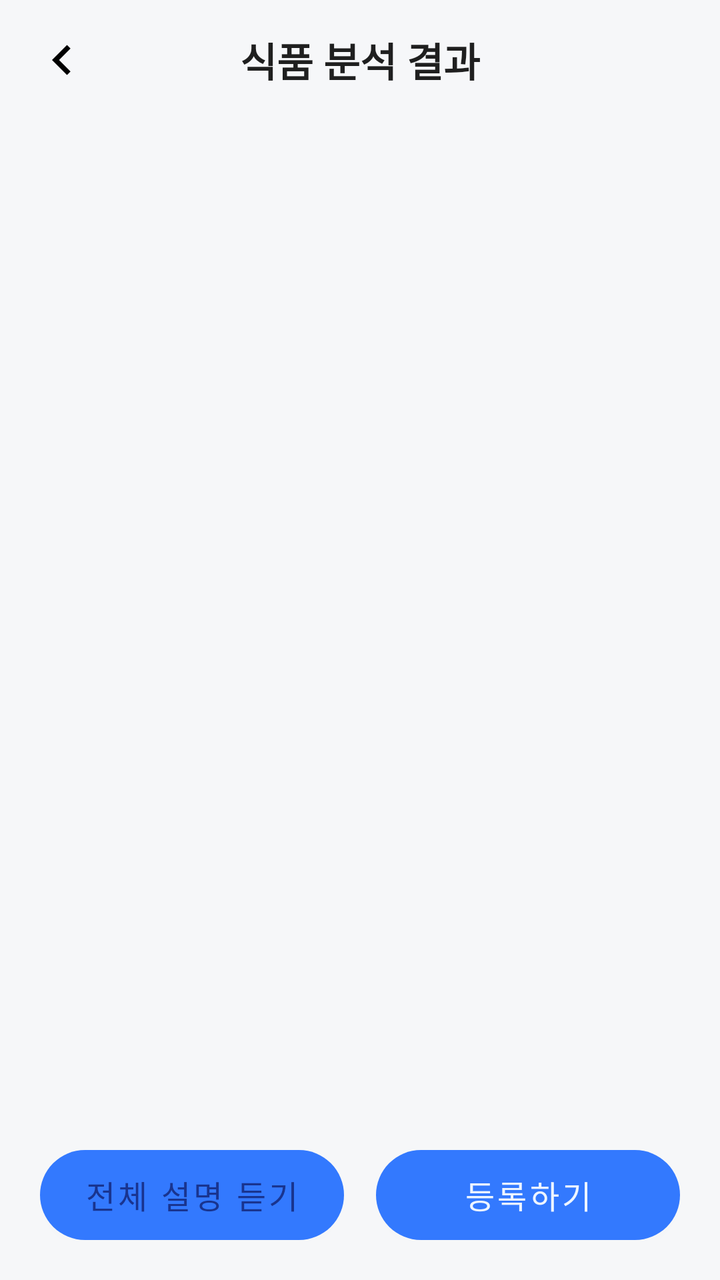
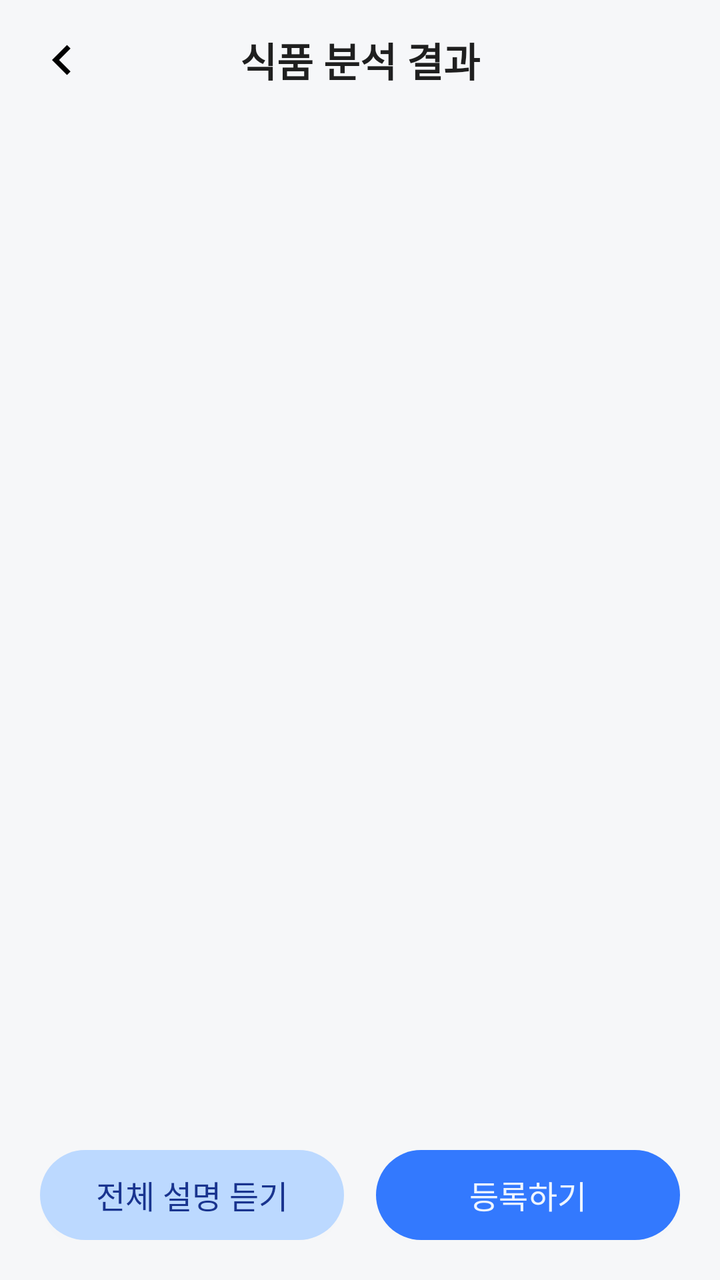

Two renders of the same Android screen: before a commit and after it. Below are the layout's source before the change and the commit's diff.
<!-- AndroidManifest.xml: application theme Theme.BeYourEyes -->
<!-- res/layout/f_result.xml -->
<?xml version="1.0" encoding="utf-8"?>
<LinearLayout xmlns:android="http://schemas.android.com/apk/res/android"
    xmlns:tools="http://schemas.android.com/tools"
    android:layout_width="match_parent"
    android:layout_height="match_parent"
    android:background="@color/semi_white"
    android:gravity="center_horizontal"
    android:orientation="vertical"
    tools:context=".ResultFragment"> 

    <include
        android:id="@+id/toolbar"
        layout="@layout/toolbar" />

    <ScrollView
        android:layout_width="match_parent"
        android:layout_height="0dp"
        android:layout_weight="1"
        android:contentDescription="@string/description_result_scrollbar"
        android:gravity="center_horizontal"> 

        <LinearLayout
            android:id="@+id/linearLayout"
            android:layout_width="match_parent"
            android:layout_height="wrap_content"
            android:gravity="center_horizontal"
            android:orientation="vertical">

            <androidx.fragment.app.FragmentContainerView
                android:id="@+id/ImageFragment"
                android:layout_width="wrap_content"
                android:layout_height="wrap_content"
                android:layout_gravity="center" />

            <androidx.fragment.app.FragmentContainerView
                android:id="@+id/TotalCalorieFragment"
                android:layout_width="wrap_content"
                android:layout_height="wrap_content"
                android:layout_gravity="center"
                android:layout_marginTop="20dp" />

            <androidx.fragment.app.FragmentContainerView
                android:id="@+id/AllergyCautionFragment"
                android:layout_width="wrap_content"
                android:layout_height="wrap_content"
                android:layout_gravity="center"
                android:layout_marginTop="20dp" />

            <androidx.fragment.app.FragmentContainerView
                android:id="@+id/NutriPieChartFragment"
                android:layout_width="wrap_content"
                android:layout_height="wrap_content"
                android:layout_gravity="center"
                android:layout_marginTop="20dp" />

            <androidx.fragment.app.FragmentContainerView
                android:id="@+id/AllergyFragment"
                android:layout_width="wrap_content"
                android:layout_height="wrap_content"
                android:layout_gravity="center"
                android:layout_marginTop="20dp" />

        </LinearLayout>
    </ScrollView>

    <LinearLayout
        android:layout_width="match_parent"
        android:layout_height="wrap_content"
        android:padding="20dp"
        android:backgroundTint="@color/transparent"
        android:orientation="horizontal">

        <Button
            android:id="@+id/result_button_voice"
            android:layout_width="match_parent"
            android:layout_height="45dp"
            android:layout_marginEnd="8dp"
            android:layout_weight="1"
            android:background="@drawable/shape_button_b100_200"
            android:fontFamily="@font/wantedsans_bold"
            android:text="@string/result_text1"
            android:textColor="@color/blue_ribbon_900"
            android:textSize="16sp"
            tools:ignore="TouchTargetSizeCheck" />

        <Button
            android:id="@+id/result_button_eat"
            android:layout_width="match_parent"
            android:layout_height="45dp"
            android:layout_marginStart="8dp"
            android:layout_weight="1"
            android:background="@drawable/shape_button_b100_500"
            android:fontFamily="@font/wantedsans_bold"
            android:text="@string/result_text2"
            android:textColor="@color/blue_ribbon_50"
            android:textSize="16sp"
            tools:ignore="TouchTargetSizeCheck" />
    </LinearLayout>

</LinearLayout>
<!-- res/layout/toolbar.xml (included above) -->
<?xml version="1.0" encoding="utf-8"?>
<androidx.appcompat.widget.Toolbar xmlns:android="http://schemas.android.com/apk/res/android"
    xmlns:app="http://schemas.android.com/apk/res-auto"
    android:layout_width="match_parent"
    android:layout_height="60dp"
    android:background="@color/semi_white">

    <TextView
        android:id="@+id/tv_logo"
        android:layout_width="wrap_content"
        android:layout_height="wrap_content"
        android:layout_gravity="center"
        android:text="@string/result_toolbar"
        android:textAlignment="center"
        android:textColor="@color/text_default"
        android:fontFamily="@font/wantedsans_semibold"
        android:textSize="20sp"
        android:textStyle="bold" />

    <ImageView
        android:id="@+id/goBack"
        android:layout_width="30dp"
        android:layout_height="30dp"
        android:layout_gravity="left"
        android:layout_marginRight="15dp"
        app:srcCompat="@drawable/arrow_back" />

</androidx.appcompat.widget.Toolbar>
<!-- resources referenced by this layout -->
<resources>
  <color name="blue_ribbon_50">#EEF5FF</color>
  <color name="blue_ribbon_900">#19348F</color>
  <color name="semi_white">#F6F7F9</color>
  <color name="text_default">#1F1F1F</color>
  <color name="transparent">#00FFFFFF</color>
  <!-- drawable arrow_back (drawable) -->
  <vector android:autoMirrored="true" android:height="24dp"
      android:tint="#000000" android:viewportHeight="24"
      android:viewportWidth="24" android:width="24dp" xmlns:android="http://schemas.android.com/apk/res/android">
      <path android:fillColor="@android:color/white" android:pathData="M15.41,16.59L10.83,12l4.58,-4.59L14,6l-6,6 6,6 1.41,-1.41z"/>
  </vector>
  <!-- drawable shape_button_b100_200 (drawable) -->
  <?xml version="1.0" encoding="utf-8"?>
  <shape xmlns:android="http://schemas.android.com/apk/res/android">
      <solid android:color="@color/blue_ribbon_200" /> 
      <size android:width="60dp" android:height="45dp" /> 
      <corners android:radius="100dp" /> 
  </shape>
  <!-- drawable shape_button_b100_500 (drawable) -->
  <?xml version="1.0" encoding="utf-8"?>
  <shape xmlns:android="http://schemas.android.com/apk/res/android">
      <solid android:color="@color/blue_ribbon_500" /> 
      <size android:width="60dp" android:height="45dp" /> 
      <corners android:radius="100dp" /> 
  </shape>
  <string name="description_result_scrollbar">식품 분석 결과 화면입니다. 스크롤하여 정보를 확인할 수 있습니다.</string>
  <string name="result_text1">전체 설명 듣기</string>
  <string name="result_text2">등록하기</string>
  <string name="result_toolbar">식품 분석 결과</string>
  <style name="Theme.BeYourEyes" parent="Theme.MaterialComponents.Light.NoActionBar">
          
          <item name="colorPrimary">@color/blue_ribbon_500</item>
          <item name="colorPrimaryVariant">@color/blue_ribbon_900</item>
          <item name="colorOnPrimary">@color/semi_white</item>
          
          <item name="colorSecondary">@color/teal_200</item>
          <item name="colorSecondaryVariant">@color/teal_700</item>
          <item name="colorOnSecondary">@color/black</item>
          
          <item name="android:statusBarColor">?attr/colorOnPrimary</item>
          
      </style>
  <color name="blue_ribbon_200">#BCD9FF</color>
  <color name="blue_ribbon_500">#3379FE</color>
  <color name="teal_200">#FF03DAC5</color>
  <color name="teal_700">#FF018786</color>
  <color name="black">#FF000000</color>
</resources>

<!-- the commit's change to res/layout/f_result.xml (unified diff, before → after) -->
@@ -70,7 +70,7 @@
         android:backgroundTint="@color/transparent"
         android:orientation="horizontal">
 
-        <Button
+        <androidx.appcompat.widget.AppCompatButton
             android:id="@+id/result_button_voice"
             android:layout_width="match_parent"
             android:layout_height="45dp"
@@ -79,11 +79,11 @@
             android:background="@drawable/shape_button_b100_200"
             android:fontFamily="@font/wantedsans_bold"
             android:text="@string/result_text1"
-            android:textColor="@color/blue_ribbon_900"
+            android:textColor="@color/azure_radience_900"
             android:textSize="16sp"
             tools:ignore="TouchTargetSizeCheck" />
 
-        <Button
+        <androidx.appcompat.widget.AppCompatButton
             android:id="@+id/result_button_eat"
             android:layout_width="match_parent"
             android:layout_height="45dp"
@@ -92,7 +92,7 @@
             android:background="@drawable/shape_button_b100_500"
             android:fontFamily="@font/wantedsans_bold"
             android:text="@string/result_text2"
-            android:textColor="@color/blue_ribbon_50"
+            android:textColor="@color/azure_radience_50"
             android:textSize="16sp"
             tools:ignore="TouchTargetSizeCheck" />
     </LinearLayout>
<!-- resource entries referenced after the edit -->
@@ -1,7 +1,7 @@
 <!-- resources referenced by this layout -->
 <resources>
-  <color name="blue_ribbon_50">#EEF5FF</color>
-  <color name="blue_ribbon_900">#19348F</color>
+  <color name="azure_radience_50">#EEF5FF</color>
+  <color name="azure_radience_900">#19348F</color>
   <color name="semi_white">#F6F7F9</color>
   <color name="text_default">#1F1F1F</color>
   <color name="transparent">#00FFFFFF</color>
@@ -14,14 +14,14 @@
   <!-- drawable shape_button_b100_200 (drawable) -->
   <?xml version="1.0" encoding="utf-8"?>
   <shape xmlns:android="http://schemas.android.com/apk/res/android">
-      <solid android:color="@color/blue_ribbon_200" /> 
+      <solid android:color="@color/azure_radience_200" /> 
       <size android:width="60dp" android:height="45dp" /> 
       <corners android:radius="100dp" /> 
   </shape>
   <!-- drawable shape_button_b100_500 (drawable) -->
   <?xml version="1.0" encoding="utf-8"?>
   <shape xmlns:android="http://schemas.android.com/apk/res/android">
-      <solid android:color="@color/blue_ribbon_500" /> 
+      <solid android:color="@color/azure_radience_500" /> 
       <size android:width="60dp" android:height="45dp" /> 
       <corners android:radius="100dp" /> 
   </shape>
@@ -42,8 +42,8 @@
           <item name="android:statusBarColor">?attr/colorOnPrimary</item>
           
       </style>
-  <color name="blue_ribbon_200">#BCD9FF</color>
-  <color name="blue_ribbon_500">#3379FE</color>
+  <color name="azure_radience_200">#BCD9FF</color>
+  <color name="azure_radience_500">#3379FE</color>
   <color name="teal_200">#FF03DAC5</color>
   <color name="teal_700">#FF018786</color>
   <color name="black">#FF000000</color>
